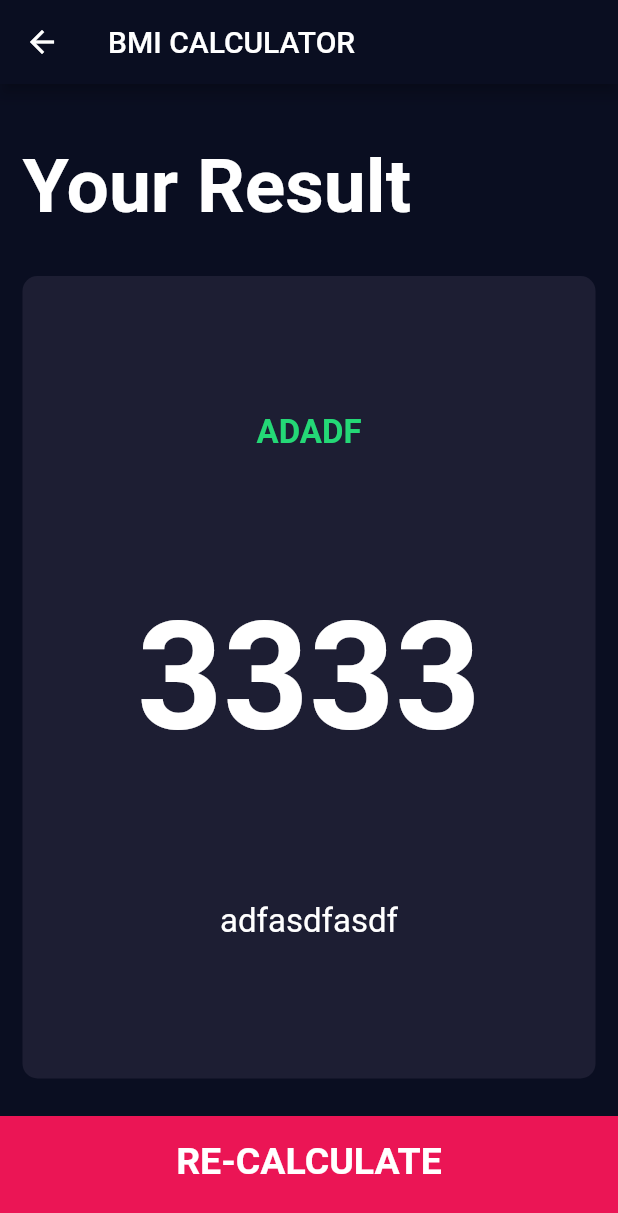
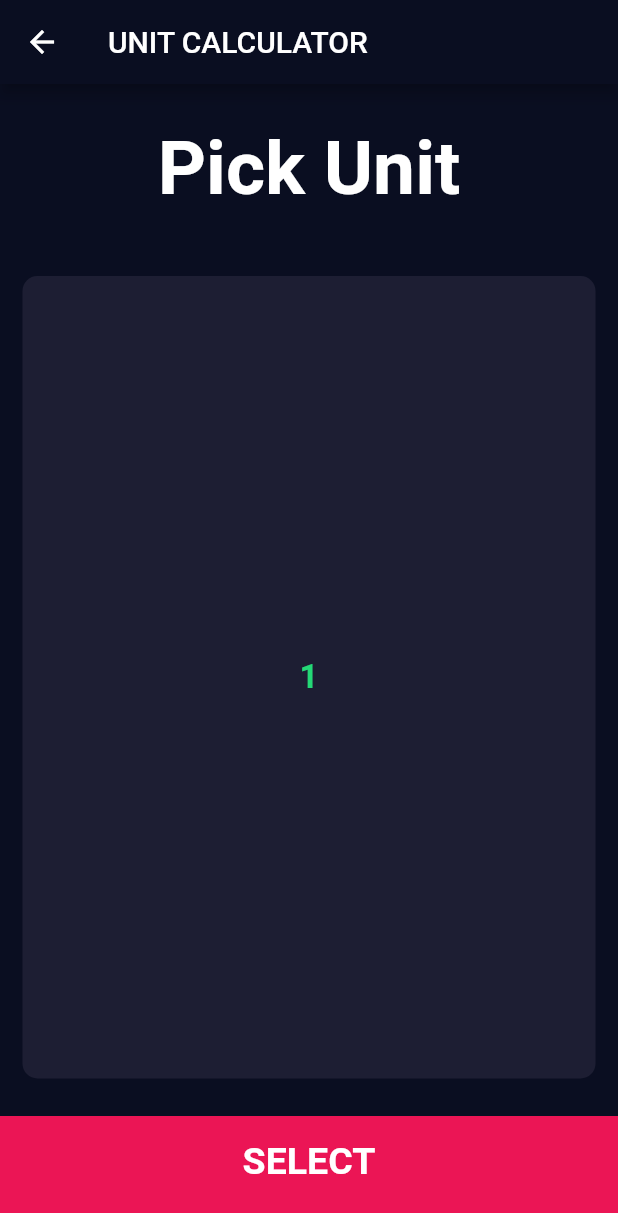
Before and after one commit to alpiepho/unit_calculator, a Flutter app: the screen it shows after launch, after a tap on "SELECT UNITS", on a phone screen of 412 x 824 dp. Shown: the top 1213 px of the screen. Run offline on Flutter 3.47's test engine with Material 2 defaults, Android fonts, the phone set to English and light mode, and no system bars; our stand-ins replace font_awesome_flutter.

Commit message:
started select page to change units

```diff
--- a/lib/screens/input_page.dart
+++ b/lib/screens/input_page.dart
@@ -3,15 +3,11 @@ import 'package:font_awesome_flutter/font_awesome_flutter.dart';
 //import 'package:unit_calculator/components/icon_content.dart';
 import 'package:unit_calculator/components/reusable_card.dart';
 import 'package:unit_calculator/constants.dart';
-import 'package:unit_calculator/screens/results_page.dart';
+import 'package:unit_calculator/screens/select_page.dart';
 import 'package:unit_calculator/components/bottom_button.dart';
 import 'package:unit_calculator/components/round_icon_button.dart';
 import 'package:unit_calculator/calculator_brain.dart';
 
-enum Gender {
-  male,
-  female,
-}
 
 class InputPage extends StatefulWidget {
   @override
@@ -27,6 +23,20 @@ class _InputPageState extends State<InputPage> {
   double twoX = 1.0;
   CalculatorBrain calc = CalculatorBrain();
 
+
+  void moveToSelectPage() async {
+    final result = await Navigator.push(
+      context,
+      MaterialPageRoute(
+        builder: (context) => SelectPage(
+          unitType: unitType,
+        ),
+      ),
+    );
+    if (result != null) {
+      setState(() => unitType = result);
+    }
+  }
 
   @override
   Widget build(BuildContext context) {
@@ -225,18 +235,8 @@ class _InputPageState extends State<InputPage> {
               BottomButton(
                 buttonTitle: 'SELECT UNITS',
                 onTap: () {
-
-                  Navigator.push(
-                    context,
-                    MaterialPageRoute(
-                      builder: (context) => ResultsPage(
-                          bmiResult: '3333',
-                          resultText: 'adadf',
-                          interpretation: 'adfasdfasdf',
-                          ),
-                    ),
-                  );
-                },
+                  moveToSelectPage();
+                  },
               ),
             ],
           ),
--- a/lib/screens/results_page.dart
+++ /dev/null
@@ -1,71 +0,0 @@
-import 'package:flutter/material.dart';
-import 'package:unit_calculator/constants.dart';
-import 'package:unit_calculator/components/reusable_card.dart';
-import 'package:unit_calculator/components/bottom_button.dart';
-
-class ResultsPage extends StatelessWidget {
-  ResultsPage(
-      {required this.interpretation,
-      required this.bmiResult,
-      required this.resultText});
-
-  final String bmiResult;
-  final String resultText;
-  final String interpretation;
-
-  @override
-  Widget build(BuildContext context) {
-    return Scaffold(
-      appBar: AppBar(
-        title: Text('BMI CALCULATOR'),
-      ),
-      body: Column(
-        mainAxisAlignment: MainAxisAlignment.spaceEvenly,
-        crossAxisAlignment: CrossAxisAlignment.stretch,
-        children: <Widget>[
-          Expanded(
-            child: Container(
-              padding: EdgeInsets.all(15.0),
-              alignment: Alignment.bottomLeft,
-              child: Text(
-                'Your Result',
-                style: kTitleTextStyle,
-              ),
-            ),
-          ),
-          Expanded(
-            flex: 5,
-            child: ReusableCard(
-              colour: kActiveCardColour,
-              cardChild: Column(
-                mainAxisAlignment: MainAxisAlignment.spaceEvenly,
-                crossAxisAlignment: CrossAxisAlignment.center,
-                children: <Widget>[
-                  Text(
-                    resultText.toUpperCase(),
-                    style: kResultTextStyle,
-                  ),
-                  Text(
-                    bmiResult,
-                    style: kBMITextStyle,
-                  ),
-                  Text(
-                    interpretation,
-                    textAlign: TextAlign.center,
-                    style: kBodyTextStyle,
-                  ),
-                ],
-              ),
-            ),
-          ),
-          BottomButton(
-            buttonTitle: 'RE-CALCULATE',
-            onTap: () {
-              Navigator.pop(context);
-            },
-          )
-        ],
-      ),
-    );
-  }
-}
--- /dev/null
+++ b/lib/screens/select_page.dart
@@ -0,0 +1,147 @@
+import 'package:flutter/material.dart';
+import 'package:unit_calculator/constants.dart';
+import 'package:unit_calculator/components/reusable_card.dart';
+import 'package:unit_calculator/components/bottom_button.dart';
+//import 'package:flutter/material.dart';
+import 'package:flutter/cupertino.dart';
+
+class SelectPage extends StatelessWidget {
+  SelectPage(
+      {required this.unitType});
+
+  // final String bmiResult;
+  // final String resultText;
+  final int unitType;
+
+  // static const List<String> currenciesList = [
+  //   'AUD',
+  //   'BRL',
+  //   'CAD',
+  //   'CNY',
+  //   'EUR',
+  //   'GBP',
+  //   'HKD',
+  //   'IDR',
+  //   'ILS',
+  //   'INR',
+  //   'JPY',
+  //   'MXN',
+  //   'NOK',
+  //   'NZD',
+  //   'PLN',
+  //   'RON',
+  //   'RUB',
+  //   'SEK',
+  //   'SGD',
+  //   'USD',
+  //   'ZAR'
+  // ];
+  // String selectedCurrency = 'AUD';
+  //
+  // DropdownButton<String> androidDropdown() {
+  //   List<DropdownMenuItem<String>> dropdownItems = [];
+  //   for (String currency in currenciesList) {
+  //     var newItem = DropdownMenuItem(
+  //       child: Text(currency),
+  //       value: currency,
+  //     );
+  //     dropdownItems.add(newItem);
+  //   }
+  //
+  //   return DropdownButton<String>(
+  //     value: selectedCurrency,
+  //     items: dropdownItems,
+  //     onChanged: (value) {
+  //       setState(() {
+  //         selectedCurrency = value;
+  //         //2: Call getData() when the picker/dropdown changes.
+  //         getData();
+  //       });
+  //     },
+  //   );
+  // }
+  //
+  // CupertinoPicker iOSPicker() {
+  //   List<Text> pickerItems = [];
+  //   for (String currency in currenciesList) {
+  //     pickerItems.add(Text(currency));
+  //   }
+  //
+  //   return CupertinoPicker(
+  //     backgroundColor: Colors.lightBlue,
+  //     itemExtent: 32.0,
+  //     onSelectedItemChanged: (selectedIndex) {
+  //       print(selectedIndex);
+  //       setState(() {
+  //         //1: Save the selected currency to the property selectedCurrency
+  //         selectedCurrency = currenciesList[selectedIndex];
+  //         //2: Call getData() when the picker/dropdown changes.
+  //         getData();
+  //       });
+  //     },
+  //     children: pickerItems,
+  //   );
+  // }
+
+
+  @override
+  Widget build(BuildContext context) {
+    return Scaffold(
+      appBar: AppBar(
+        title: Text('UNIT CALCULATOR'),
+      ),
+      body: Center(
+        child: Container(
+          width: 600,
+          child: Column(
+            mainAxisAlignment: MainAxisAlignment.spaceEvenly,
+            crossAxisAlignment: CrossAxisAlignment.stretch,
+            children: <Widget>[
+              Expanded(
+                child: Container(
+                  padding: EdgeInsets.all(15.0),
+                  alignment: Alignment.center,
+                  child: Text(
+                    'Pick Unit',
+                    style: kTitleTextStyle,
+                  ),
+                ),
+              ),
+              Expanded(
+                flex: 5,
+                child: ReusableCard(
+                  colour: kActiveCardColour,
+                  cardChild: Column(
+                    mainAxisAlignment: MainAxisAlignment.spaceEvenly,
+                    crossAxisAlignment: CrossAxisAlignment.center,
+                    children: <Widget>[
+                      Text(
+                        unitType.toString().toUpperCase(),
+                        style: kResultTextStyle,
+                      ),
+                      // Text(
+                      //   bmiResult,
+                      //   style: kBMITextStyle,
+                      // ),
+                      // Text(
+                      //   interpretation,
+                      //   textAlign: TextAlign.center,
+                      //   style: kBodyTextStyle,
+                      // ),
+                    ],
+                  ),
+                ),
+              ),
+              BottomButton(
+                buttonTitle: 'SELECT',
+                onTap: () {
+                  Navigator.pop(context, this.unitType+1);
+                },
+              )
+            ],
+          ),
+        ),
+      ),
+    );
+  }
+}
```
